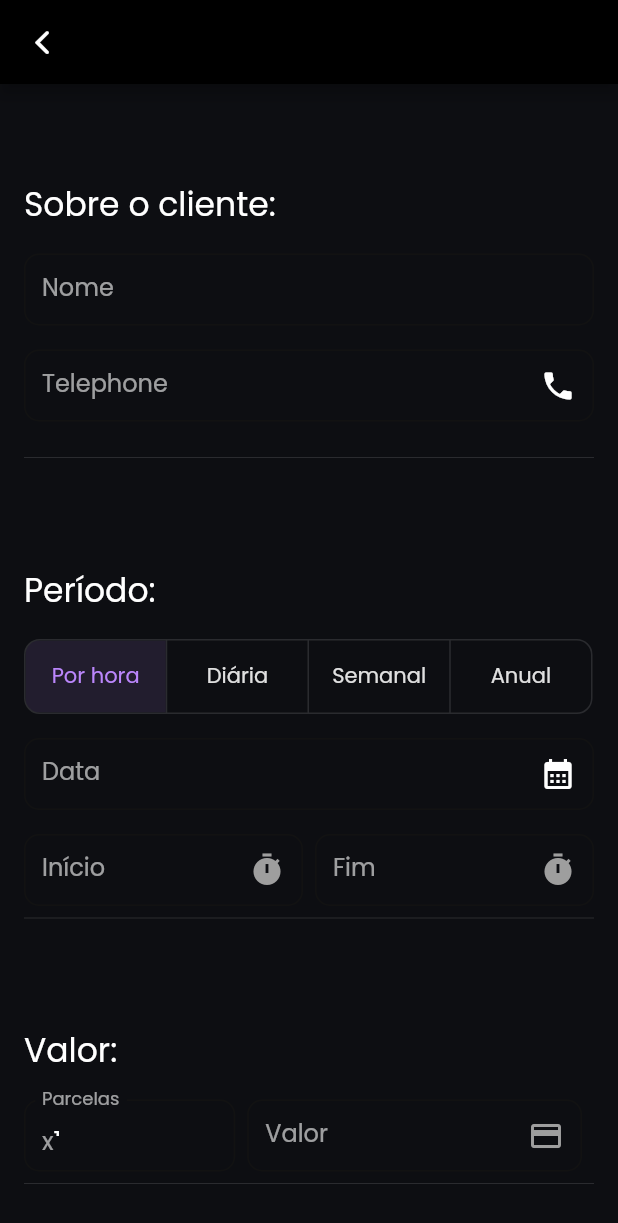
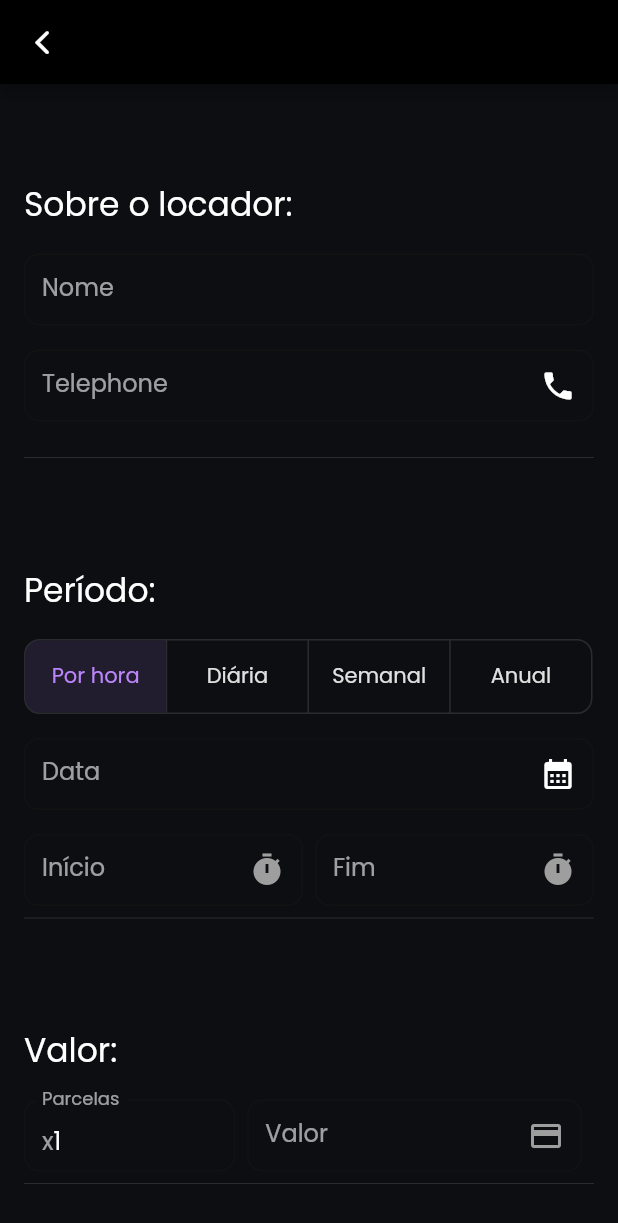
Before and after one commit to juliobissoli/RenterApp, a Flutter app: the NewRentScrean screen opened by its route, after a tap on "Por hora", on a phone screen of 412 x 824 dp. Shown: the top 1223 px of the screen. Run offline on Flutter 3.47's test engine with Material 2 defaults, Android fonts, the phone set to English and light mode, and no system bars; our stand-ins replace badges, fluttertoast, google_fonts, kiwi, mask_text_input_formatter and 2 more; missing offline and left inert: dart:ffi; accounts and stored records are empty.

Commit message:
Ajustes de layout e correção de bug no update rent

```diff
--- a/lib/components/communs/inout_primary.dart
+++ b/lib/components/communs/inout_primary.dart
@@ -50,7 +50,7 @@ class InputPrimary extends StatelessWidget {
         inputFormatters: inputFormatters,
         keyboardType: type_input,
         obscureText: this.type == "password",
-        maxLines: maxLin,
+        // maxLines: maxLin ?? 2,
         decoration: InputDecoration(
           // hintText: 'Email',
           // hasFloatingPlaceholder:
--- a/lib/core/database/db_local.dart
+++ b/lib/core/database/db_local.dart
@@ -282,6 +282,6 @@ class DBProvider {
     print('data $data');
 
     return await db.update('rents', data,
-        where: '$propertie_id = ?', whereArgs: [int.parse(propertie_id)]);
+        where: 'id = ?', whereArgs: [int.parse(rent.id)]);
   }
 }
--- a/lib/scream/new_rent.dart
+++ b/lib/scream/new_rent.dart
@@ -213,7 +213,7 @@ class _NewRentScrean extends State<NewRentScrean> {
                   SizedBox(height: 32),
                   Padding(
                     padding: const EdgeInsets.symmetric(vertical: 16.0),
-                    child: Text('Sobre o cliente:',
+                    child: Text('Sobre o locador:',
                         style: TextStyle(fontSize: 22)),
                   ),
                   InputPrimary(
```
Also changed, not shown: lib/components/propertie/new_image_modal.dart (+19 -7 lines).
